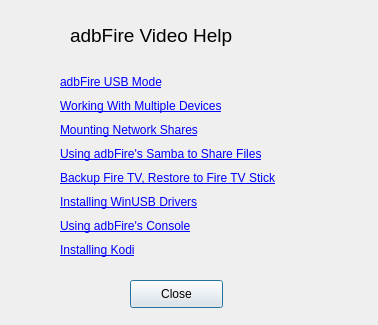
Old version of the form videodialog.ui in the repository kbrack1/adbFire.
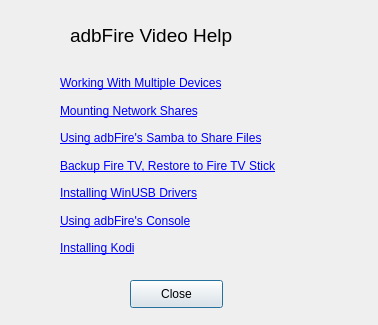
New version of the form.

Commit message: adbFire 1.26 pre-release commit

The edit to the form file:
```diff
--- a/videodialog.ui
+++ b/videodialog.ui
@@ -44,7 +44,7 @@
     <string>&lt;html&gt;&lt;head/&gt;&lt;body&gt;&lt;p&gt;&lt;span style=&quot; font-size:14pt;&quot;&gt;adbFire Video Help&lt;/span&gt;&lt;/p&gt;&lt;/body&gt;&lt;/html&gt;</string>
    </property>
   </widget>
-  <widget class="QWidget" name="">
+  <widget class="QWidget" name="layoutWidget">
    <property name="geometry">
     <rect>
      <x>60</x>
@@ -54,19 +54,6 @@
     </rect>
    </property>
    <layout class="QVBoxLayout" name="verticalLayout">
-    <item>
-     <widget class="QLabel" name="label_7">
-      <property name="text">
-       <string>&lt;a href=&quot;https://www.youtube.com/watch?v=uWFR3vMlnrY&quot;&gt;adbFire USB Mode&lt;/a&gt;</string>
-      </property>
-      <property name="openExternalLinks">
-       <bool>true</bool>
-      </property>
-      <property name="textInteractionFlags">
-       <set>Qt::LinksAccessibleByMouse|Qt::TextSelectableByMouse</set>
-      </property>
-     </widget>
-    </item>
     <item>
      <widget class="QLabel" name="label_9">
       <property name="text">
```
The commit also changes 5 other files.
